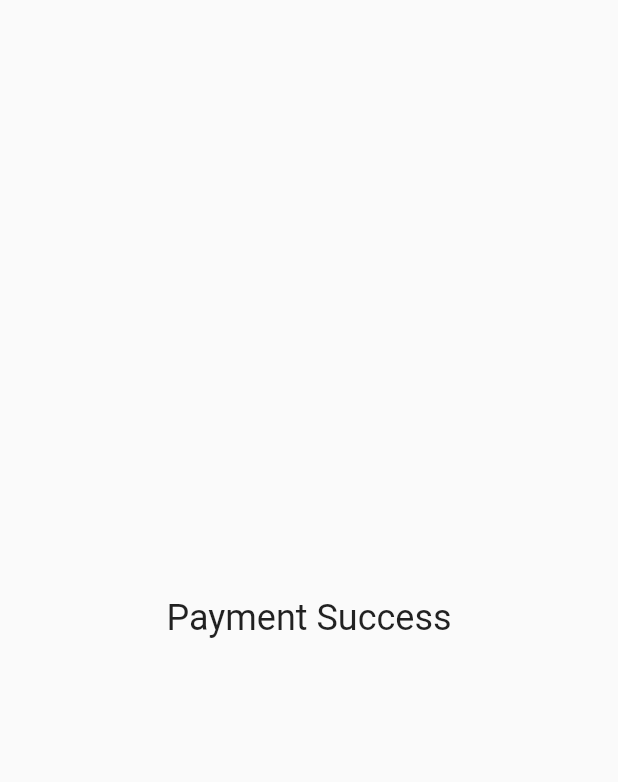
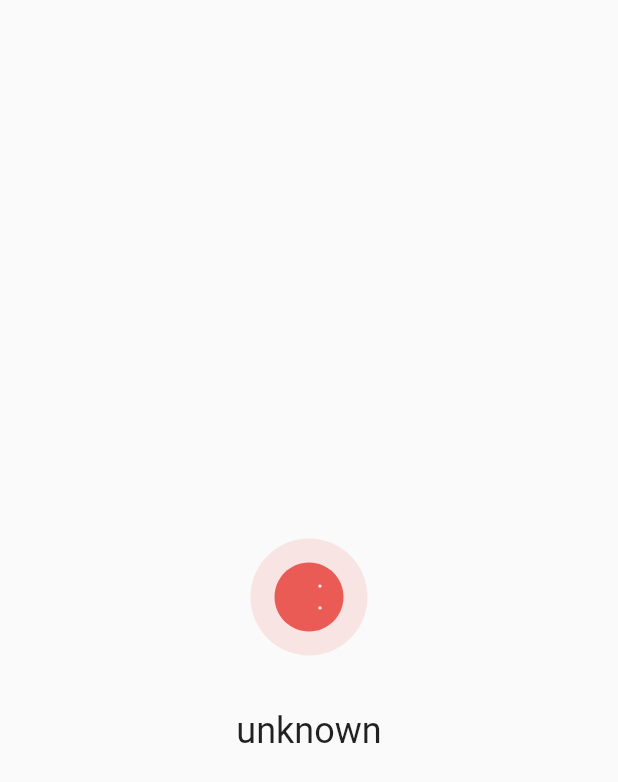
Before and after one commit to Ahnaf16/gng_getaways, a Flutter app: the screen it shows after launch, on a phone screen of 412 x 824 dp. Shown: the top 782 px of the screen. Run offline on Flutter 3.47's test engine with Material 2 defaults, Android fonts, the phone set to English and light mode, and no system bars; our stand-ins replace firebase_core, lottie, routemaster; accounts and stored records are empty.

Commit message:
1st commit, added all necessary status for now

```diff
--- a/lib/gateway_page.dart
+++ b/lib/gateway_page.dart
@@ -1,15 +1,67 @@
 import 'package:flutter/material.dart';
+import 'package:lottie/lottie.dart';
 
 class GatewayPage extends StatelessWidget {
-  const GatewayPage({super.key});
+  const GatewayPage({
+    super.key,
+    required this.status,
+  });
+
+  final PaymentStatus status;
 
   @override
   Widget build(BuildContext context) {
     return Scaffold(
       body: Center(
-        child: Text('Payment Success',
-            style: Theme.of(context).textTheme.headlineSmall),
+        child: Column(
+          mainAxisAlignment: MainAxisAlignment.center,
+          children: [
+            Lottie.asset(status.image, height: 150, width: 150),
+            Text(
+              status.massage,
+              style: Theme.of(context).textTheme.headlineSmall,
+            ),
+          ],
+        ),
       ),
     );
   }
 }
+
+enum PaymentStatus {
+  success,
+  canceled,
+  unknown;
+
+  factory PaymentStatus.fromString(String status) {
+    final map = <String, PaymentStatus>{
+      'success': success,
+      'canceled': canceled,
+    };
+    return map[status] ?? unknown;
+  }
+
+  String get massage {
+    final map = <PaymentStatus, String>{
+      success: 'Payment Success',
+      canceled: 'Payment canceled',
+    };
+    return map[this] ?? 'unknown';
+  }
+
+  String get subMassage {
+    final map = <PaymentStatus, String>{
+      success: 'Payment Success',
+      canceled: 'Payment canceled',
+    };
+    return map[this] ?? 'unknown';
+  }
+
+  String get image {
+    final map = <PaymentStatus, String>{
+      success: 'assets/lottie/pay_success.json',
+      canceled: 'assets/lottie/canceled.json',
+    };
+    return map[this] ?? 'assets/lottie/canceled.json';
+  }
+}
--- a/lib/main.dart
+++ b/lib/main.dart
@@ -1,7 +1,9 @@
 import 'package:flutter/material.dart';
 import 'package:gng_getaways/gateway_page.dart';
+import 'package:routemaster/routemaster.dart';
 
 void main() {
+  Routemaster.setPathUrlStrategy();
   runApp(const MyApp());
 }
 
@@ -10,13 +12,25 @@ class MyApp extends StatelessWidget {
 
   @override
   Widget build(BuildContext context) {
-    return MaterialApp(
+    return MaterialApp.router(
       debugShowCheckedModeBanner: false,
       title: 'GNG Getaways',
-      theme: ThemeData(
-        primarySwatch: Colors.blue,
+      routeInformationParser: const RoutemasterParser(),
+      routerDelegate: RoutemasterDelegate(
+        routesBuilder: (context) => routes,
       ),
-      home: const GatewayPage(),
     );
   }
 }
+
+final routes = RouteMap(
+  routes: {
+    '/': (route) {
+      final statusQuery = route.queryParameters['status'];
+      final status = PaymentStatus.fromString(statusQuery ?? '');
+      return MaterialPage(
+        child: GatewayPage(status: status),
+      );
+    },
+  },
+);
--- a/pubspec.yaml
+++ b/pubspec.yaml
@@ -14,6 +14,8 @@ dependencies:
   cupertino_icons: ^1.0.2
   routemaster: ^1.0.1
   flutter_native_splash: ^2.2.17
+  lottie: ^2.2.0
+  firebase_core: ^2.5.0
 
 dev_dependencies:
   flutter_test:
@@ -26,6 +28,7 @@ flutter:
 
   assets:
     - assets/
+    - assets/lottie/
 #flutter pub run flutter_native_splash:create
 flutter_native_splash:
   color: "#000000"
```
Also changed, not shown: assets/lottie/canceled.json (added, +1 -0 lines), assets/lottie/pay_success.json (added, +1 -0 lines), firebase.json (added), lib/firebase_options.dart (added), pubspec.lock, 4 other files.
